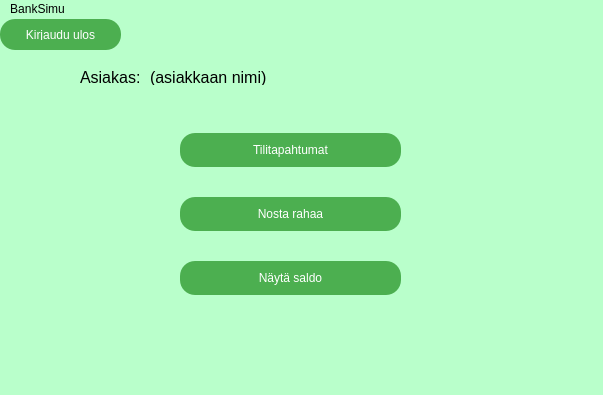
Above: frontend/mainwindow.ui from 22kmo-project/group_5 before the change. Below: the same form after it.
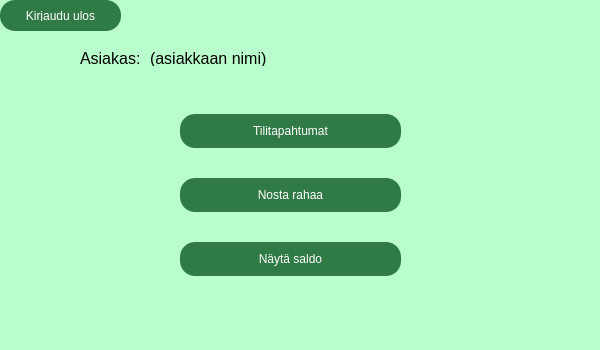
That is the form after the change. Icons and pictures are not drawn.

What changed in the file:
```diff
--- a/frontend/mainwindow.ui
+++ b/frontend/mainwindow.ui
@@ -6,8 +6,8 @@
    <rect>
     <x>0</x>
     <y>0</y>
-    <width>603</width>
-    <height>395</height>
+    <width>600</width>
+    <height>350</height>
    </rect>
   </property>
   <property name="windowTitle">
@@ -25,9 +25,19 @@
   text-decoration: none;
   outline: none;
   color: #fff;
-  background-color: #4CAF50;
+	background-color: rgb(48, 122, 70);
   border: none;
   border-radius: 15px;
+}
+QPushButton:pressed{
+	
+	background-color: rgb(40, 103, 59);
+}
+QPushButton:hover:!pressed{
+	background-color: rgb(89, 226, 130);}
+
+#centralwidget{
+border-image: url(:/images/taustabank.png);
 }</string>
    </property>
    <widget class="QStackedWidget" name="stackedWidget">
@@ -40,7 +50,7 @@
      </rect>
     </property>
     <property name="styleSheet">
-     <string notr="true">background-color: rgb(185, 255, 203);</string>
+     <string notr="true">background-color: transparent;</string>
     </property>
     <property name="currentIndex">
      <number>2</number>
@@ -260,6 +270,25 @@
      </widget>
     </widget>
     <widget class="QWidget" name="page_2">
+     <property name="styleSheet">
+      <string notr="true">QPushButton{
+ padding: 10px 20px;
+  font-size: 12px;
+  text-align: center;
+  text-decoration: none;
+  outline: none;
+  color: #fff;
+	background-color: rgb(48, 122, 70);
+  border: none;
+  border-radius: 15px;
+}
+QPushButton:pressed{
+	
+	background-color: rgb(40, 103, 59);
+}
+QPushButton:hover:!pressed{
+	background-color: rgb(89, 226, 130);}</string>
+     </property>
      <widget class="QWidget" name="layoutWidget">
       <property name="geometry">
        <rect>
@@ -273,15 +302,7 @@
        <item>
         <widget class="QPushButton" name="tilitapahtumat">
          <property name="styleSheet">
-          <string notr="true"> padding: 10px 20px;
-  font-size: 12px;
-  text-align: center;
-  text-decoration: none;
-  outline: none;
-  color: #fff;
-  background-color: #4CAF50;
-  border: none;
-  border-radius: 15px;</string>
+          <string notr="true"/>
          </property>
          <property name="text">
           <string>Tilitapahtumat</string>
@@ -291,15 +312,7 @@
        <item>
         <widget class="QPushButton" name="nostarahaa">
          <property name="styleSheet">
-          <string notr="true"> padding: 10px 20px;
-  font-size: 12px;
-  text-align: center;
-  text-decoration: none;
-  outline: none;
-  color: #fff;
-  background-color: #4CAF50;
-  border: none;
-  border-radius: 15px;</string>
+          <string notr="true"/>
          </property>
          <property name="text">
           <string>Nosta rahaa</string>
@@ -309,15 +322,7 @@
        <item>
         <widget class="QPushButton" name="naytasaldo">
          <property name="styleSheet">
-          <string notr="true"> padding: 10px 20px;
-  font-size: 12px;
-  text-align: center;
-  text-decoration: none;
-  outline: none;
-  color: #fff;
-  background-color: #4CAF50;
-  border: none;
-  border-radius: 15px;</string>
+          <string notr="true"/>
          </property>
          <property name="text">
           <string>Näytä saldo</string>
@@ -374,37 +379,13 @@
      </rect>
     </property>
     <property name="styleSheet">
-     <string notr="true"> padding: 10px 20px;
-  font-size: 12px;
-  text-align: center;
-  text-decoration: none;
-  outline: none;
-  color: #fff;
-  background-color: #4CAF50;
-  border: none;
-  border-radius: 15px;</string>
+     <string notr="true"/>
     </property>
     <property name="text">
      <string>Kirjaudu ulos</string>
     </property>
    </widget>
   </widget>
-  <widget class="QMenuBar" name="menubar">
-   <property name="geometry">
-    <rect>
-     <x>0</x>
-     <y>0</y>
-     <width>603</width>
-     <height>22</height>
-    </rect>
-   </property>
-   <widget class="QMenu" name="menuBankSimu">
-    <property name="title">
-     <string>BankSimu</string>
-    </property>
-   </widget>
-   <addaction name="menuBankSimu"/>
-  </widget>
   <widget class="QStatusBar" name="statusbar"/>
  </widget>
  <resources/>
```
Left out of the diff: 58 changed lines with no effect on the pictures.
